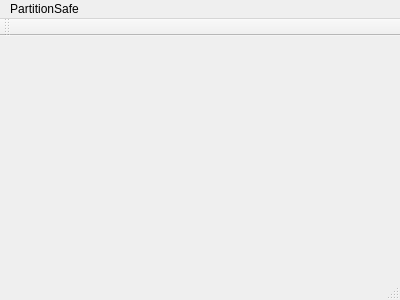
The window that src/mainwindow/mainwindow.ui (partition-safe/partition-safe) describes before a commit, drawn with Qt 5.
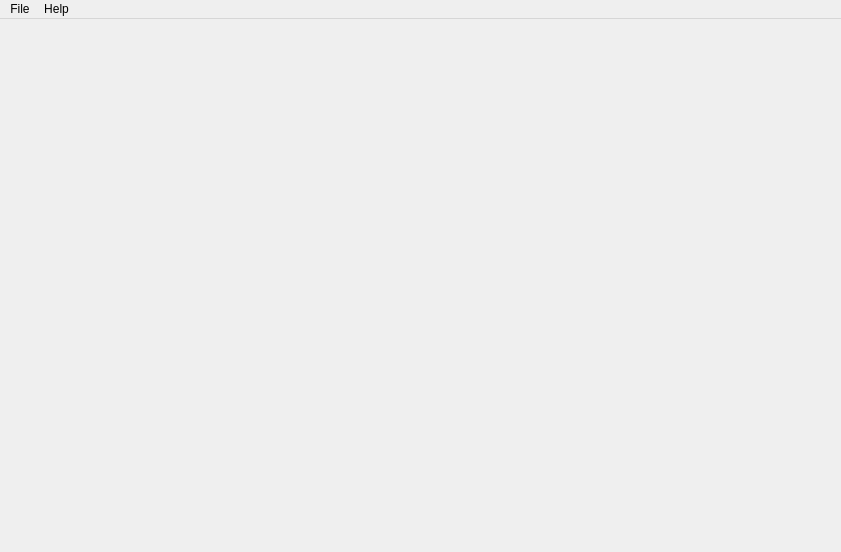
The same window after the commit.

Diff of the .ui file:
```diff
--- a/src/mainwindow/mainwindow.ui
+++ b/src/mainwindow/mainwindow.ui
@@ -6,39 +6,70 @@
    <rect>
     <x>0</x>
     <y>0</y>
-    <width>400</width>
-    <height>300</height>
+    <width>841</width>
+    <height>552</height>
    </rect>
   </property>
   <property name="windowTitle">
    <string>MainWindow</string>
   </property>
-  <widget class="QWidget" name="centralWidget"/>
+  <property name="unifiedTitleAndToolBarOnMac">
+   <bool>true</bool>
+  </property>
+  <widget class="QWidget" name="centralWidget">
+   <widget class="QWidget" name="horizontalLayoutWidget">
+    <property name="geometry">
+     <rect>
+      <x>50</x>
+      <y>70</y>
+      <width>721</width>
+      <height>331</height>
+     </rect>
+    </property>
+    <layout class="QHBoxLayout" name="horizontalLayout">
+     <property name="sizeConstraint">
+      <enum>QLayout::SetMinimumSize</enum>
+     </property>
+    </layout>
+   </widget>
+  </widget>
   <widget class="QMenuBar" name="menuBar">
    <property name="geometry">
     <rect>
      <x>0</x>
      <y>0</y>
-     <width>400</width>
+     <width>841</width>
      <height>22</height>
     </rect>
    </property>
    <widget class="QMenu" name="menuPartitionSafe">
     <property name="title">
-     <string>PartitionSafe</string>
+     <string>File</string>
+    </property>
+    <property name="toolTipsVisible">
+     <bool>true</bool>
+    </property>
+    <addaction name="actionNew"/>
+    <addaction name="actionOpen"/>
+   </widget>
+   <widget class="QMenu" name="menuHelp">
+    <property name="title">
+     <string>Help</string>
     </property>
    </widget>
    <addaction name="menuPartitionSafe"/>
+   <addaction name="menuHelp"/>
   </widget>
-  <widget class="QToolBar" name="mainToolBar">
-   <attribute name="toolBarArea">
-    <enum>TopToolBarArea</enum>
-   </attribute>
-   <attribute name="toolBarBreak">
-    <bool>false</bool>
-   </attribute>
-  </widget>
-  <widget class="QStatusBar" name="statusBar"/>
+  <action name="actionOpen">
+   <property name="text">
+    <string>Open vault...</string>
+   </property>
+  </action>
+  <action name="actionNew">
+   <property name="text">
+    <string>New vault...</string>
+   </property>
+  </action>
  </widget>
  <layoutdefault spacing="6" margin="11"/>
  <resources/>
```
Left out of the diff: 5 changed lines with no effect on the pictures.
